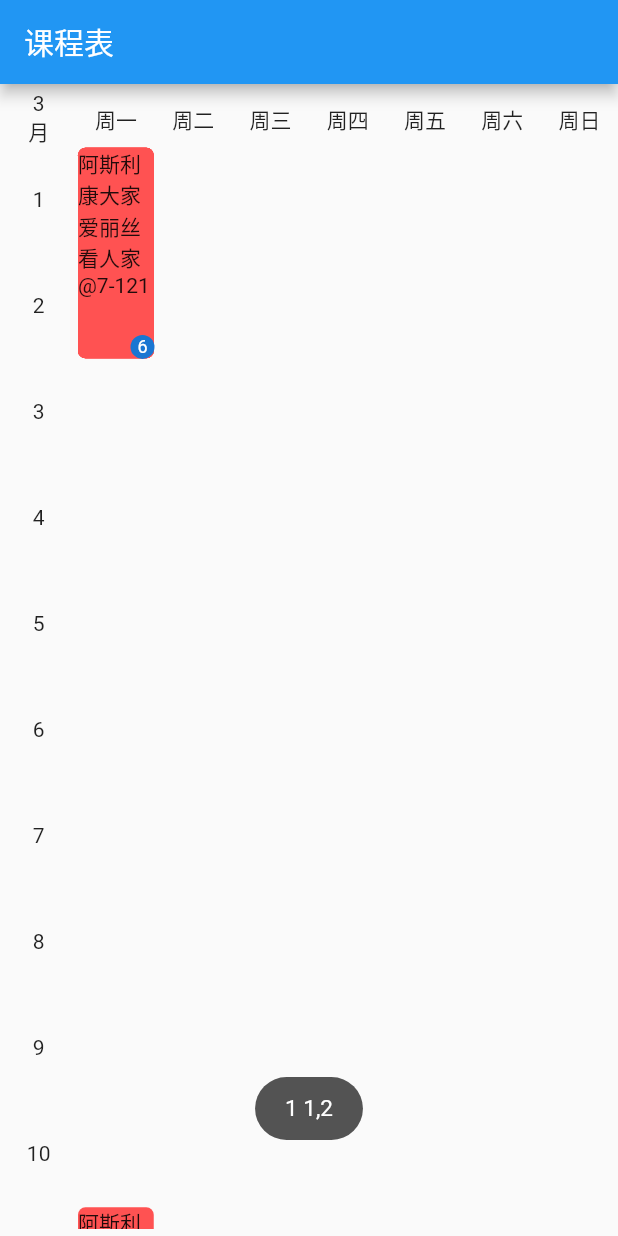
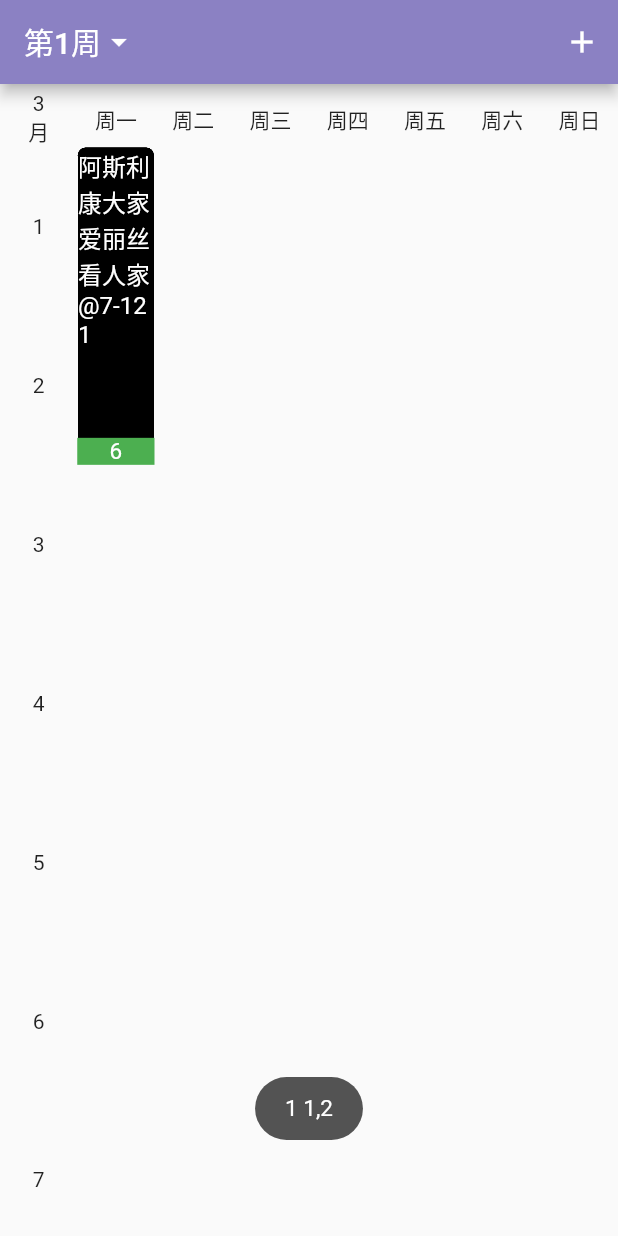
Before and after one commit to imere/syllabus, a Flutter app: the screen it shows after launch, after a tap on an icon or button, on a phone screen of 412 x 824 dp. Run offline on Flutter 3.47's test engine with Material 2 defaults, Android fonts, the phone set to English and light mode, and no system bars; drawn by our look-alikes of auto_size_text; our stand-ins replace shared_preferences, toast; missing offline and left inert: swipedetector.

Commit message:
fix and update

```diff
--- a/lib/content.dart
+++ b/lib/content.dart
@@ -1,8 +1,7 @@
 import 'package:flutter/material.dart';
-
-import './courses.dart';
-import './times.dart';
-import './weeks.dart' show weeks;
+import 'package:schedule/courses.dart';
+import 'package:schedule/times.dart';
+import 'package:schedule/weekdays.dart' show weekdays;
 
 class Content extends StatefulWidget {
   Content({Key key}) : super(key: key);
@@ -18,7 +17,10 @@ class _ContentState extends State<Content> {
   @override
   Widget build(BuildContext context) {
     _contentHeight =
-        MediaQuery.of(context).size.height * 1.2; // scale 1.2 is free to change
+        MediaQuery
+            .of(context)
+            .size
+            .height * 1.8; // scale is free to change
 
     return SingleChildScrollView(
       child: Row(
@@ -26,11 +28,12 @@ class _ContentState extends State<Content> {
           Expanded(
             child: Times(timesHeight: _contentHeight),
           ),
-        ]..addAll(weeks.map((weekday) {
+        ]
+          ..addAll(weekdays.map((weekday) {
             return Expanded(
               child: Courses(
                 coursesHeight: _contentHeight,
-                weekday: weeks.indexOf(weekday) + 1,
+                weekday: weekdays.indexOf(weekday) + 1,
               ),
             );
           })),
--- a/lib/course.model.dart
+++ b/lib/course.model.dart
@@ -1,5 +1,9 @@
 import 'package:flutter/material.dart';
+import 'package:json_annotation/json_annotation.dart';
+import 'package:schedule/utils/course_util.dart' show getValidCourses;
+import 'package:schedule/utils/util.dart' show generateCourses;
 
+@JsonSerializable(nullable: true)
 class CourseModel {
   /// [start] at column [weekday], span [step] blocks.
   CourseModel({
@@ -15,7 +19,17 @@ class CourseModel {
         assert(null != weekday),
         assert(null != weeks);
 
-  factory CourseModel.fromJson() {}
+  factory CourseModel.fromMap(Map<String, dynamic> json) {
+    return CourseModel(
+      name: json['name'] as String,
+      room: json['room'] as String,
+      teacher: json['teacher'] as String,
+      start: json['start'] as int,
+      step: json['step'] as int,
+      weekday: json['weekday'] as int,
+      weeks: json['weeks'] as List,
+    );
+  }
 
   String name;
   String room;
@@ -24,4 +38,38 @@ class CourseModel {
   int start;
   int step;
   List weeks;
+
+  Map<String, dynamic> toMap() =>
+      <String, dynamic>{
+        'name': this.name,
+        'room': this.room,
+        'teacher': this.teacher,
+        'start': this.start,
+        'step': this.step,
+        'weekday': this.weekday,
+        'weeks': this.weeks,
+      };
+
+  bool invalidOverlaps({
+    @required int weekday,
+    @required int start,
+    @required int step,
+  }) {
+    List<CourseModel> list = getValidCourses(
+      generateCourses(),
+      weekdays: [weekday],
+    );
+
+    return list.any((course) {
+      if ((start + step > course.start) &&
+          (start < course.start + course.step)) {
+        if (((start == course.start) && (step == course.step))) {
+          return false;
+        } else {
+          return true;
+        }
+      }
+      return false;
+    });
+  }
 }
--- a/lib/courses.dart
+++ b/lib/courses.dart
@@ -1,11 +1,10 @@
 import 'package:flutter/material.dart';
-
-import './course.model.dart';
-import './courses_item.dart';
-import './empty.model.dart';
-import './empty_box.dart';
-import './utils/course_util.dart' show processCourses;
-import './utils/util.dart' show getTotalCount, generateCourses;
+import 'package:schedule/course.model.dart';
+import 'package:schedule/courses_item.dart';
+import 'package:schedule/empty.model.dart';
+import 'package:schedule/empty_box.dart';
+import 'package:schedule/utils/course_util.dart' show getProcessedCourses;
+import 'package:schedule/utils/util.dart' show getTotalCount, generateCourses;
 
 class Courses extends StatefulWidget {
   Courses({
@@ -33,7 +32,7 @@ class _CoursesState extends State<Courses> {
 
     return SizedBox(
       height: widget.coursesHeight,
-      child: _buildCourseColumn(
+      child: CourseColumn(
         weekday: widget.weekday,
         minItemHeight: _minHeight,
       ),
@@ -41,14 +40,26 @@ class _CoursesState extends State<Courses> {
   }
 }
 
-Column _buildCourseColumn({
-  @required double minItemHeight,
-  @required int weekday,
-}) {
-  List c = processCourses(
+class CourseColumn extends StatefulWidget {
+  CourseColumn({
+    @required this.minItemHeight,
+    @required this.weekday,
+  });
+
+  final double minItemHeight;
+  final int weekday;
+
+  @override
+  State<StatefulWidget> createState() => _CourseColumnState();
+}
+
+class _CourseColumnState extends State<CourseColumn> {
+  @override
+  Widget build(BuildContext context) {
+    List c = getProcessedCourses(
       courses: generateCourses(),
-    weekday: weekday,
-    minHeight: minItemHeight,
+      weekday: widget.weekday,
+      minHeight: widget.minItemHeight,
     );
 
     return Column(
@@ -56,7 +67,7 @@ Column _buildCourseColumn({
         if (item is CourseModel) {
           return CourseItem(
             courseInfoList: [item],
-          minHeight: minItemHeight,
+            minHeight: widget.minItemHeight,
           );
         } else if (item is EmptyModel) {
           return EmptyBox(
@@ -68,7 +79,7 @@ Column _buildCourseColumn({
         } else if (item.cast<CourseModel>() is List<CourseModel>) {
           return CourseItem(
             courseInfoList: item.cast<CourseModel>(),
-          minHeight: minItemHeight,
+            minHeight: widget.minItemHeight,
           );
         } else {
           throw Exception('`item` type not supported ');
@@ -76,3 +87,4 @@ Column _buildCourseColumn({
       }).toList(),
     );
   }
+}
--- a/lib/courses_item.dart
+++ b/lib/courses_item.dart
@@ -1,8 +1,7 @@
 import 'package:flutter/material.dart';
+import 'package:schedule/course.model.dart';
+import 'package:schedule/courses_item_child.dart';
 import 'package:toast/toast.dart';
-
-import './course.model.dart';
-import './courses_item_child.dart';
 
 class CourseItem extends StatefulWidget {
   CourseItem({
@@ -45,13 +44,20 @@ class _CourseItemState extends State<CourseItem> {
             }),
           )..addAll(widget.courseInfoList.length > 1
               ? [
-            CircleAvatar(
-              maxRadius: 8.0,
-              child: Text(
-                '${widget.courseInfoList.length}',
-                style: TextStyle(fontSize: 12.0),
+            DecoratedBox(
+              decoration: BoxDecoration(color: Colors.green),
+              child: Container(
+                width: double.infinity,
+                child: Text(
+                  '${widget.courseInfoList.length}',
+                  textAlign: TextAlign.center,
+                  style: TextStyle(
+                    fontSize: 15.0,
+                    color: Colors.white,
+                  ),
+                ),
               ),
-            )
+            ),
           ]
               : []),
         ),
--- a/lib/courses_item_child.dart
+++ b/lib/courses_item_child.dart
@@ -1,7 +1,7 @@
 import 'package:auto_size_text/auto_size_text.dart';
 import 'package:flutter/material.dart';
-
-import './course.model.dart';
+import 'package:schedule/course.model.dart';
+import 'package:schedule/services/service.dart' show curWeek;
 
 class CourseItemChild extends StatefulWidget {
   CourseItemChild({
@@ -17,18 +17,33 @@ class CourseItemChild extends StatefulWidget {
 class _CourseItemChildState extends State<CourseItemChild> {
   @override
   Widget build(BuildContext context) {
+    bool isCurWeek = curWeek == widget.courseInfo.weekday;
+
     return Container(
       constraints: BoxConstraints(minHeight: double.infinity),
       margin: EdgeInsets.all(0.5),
       decoration: BoxDecoration(
-        color: Colors.redAccent,
+        color: isCurWeek ? Colors.black : Colors.grey,
         borderRadius: BorderRadius.all(Radius.circular(5.0)),
       ),
       child: AutoSizeText(
-        '${widget.courseInfo.name}@${widget.courseInfo.room} ${widget.courseInfo.teacher}',
-        minFontSize: 12,
-        maxLines: 6,
+        '${isCurWeek ? '' : '[非本周]'}${widget.courseInfo.name}@${widget
+            .courseInfo.room} ${widget.courseInfo.teacher}',
+        minFontSize: 12 *
+            MediaQuery
+                .of(context)
+                .size
+                .height /
+            MediaQuery
+                .of(context)
+                .size
+                .width /
+            1.5,
+        maxLines: 8,
         overflow: TextOverflow.ellipsis,
+        style: TextStyle(
+          color: isCurWeek ? Colors.white : Colors.white,
+        ),
       ),
     );
   }
--- a/lib/main.dart
+++ b/lib/main.dart
@@ -1,6 +1,9 @@
+import 'package:flutter/cupertino.dart';
 import 'package:flutter/material.dart';
-
-import './schedule.dart';
+import 'package:schedule/course_settings/course_settings.dart';
+import 'package:schedule/schedule.dart';
+import 'package:schedule/services/service.dart' show curWeek;
+import 'package:shared_preferences/shared_preferences.dart';
 
 Future<void> main() async {
   runApp(App());
@@ -29,11 +32,84 @@ class HomePage extends StatefulWidget {
 }
 
 class _HomePageState extends State<HomePage> {
+  int _week = 1;
+
+  void _changeWeek() {
+    showModalBottomSheet(
+        context: context,
+        builder: (ctx) {
+          return SizedBox(
+              height: 200,
+              child: CupertinoPicker(
+                itemExtent: 40,
+                looping: true,
+                onSelectedItemChanged: (idx) {
+                  setState(() {
+                    this._week = idx + 1;
+                    curWeek = this._week;
+                    _setCurWeek(curWeek);
+                  });
+                },
+                children: List.generate(30, (idx) => idx + 1)
+                    .map((v) =>
+                    Text(
+                      '$v',
+                      style: TextStyle(fontSize: 30),
+                    ))
+                    .toList(),
+              ));
+        });
+  }
+
+  void _setCurWeek(int week) {
+    SharedPreferences.getInstance().then((p) {
+      p.setInt('curWeek', week);
+    });
+  }
+
+  void loadCurWeek() {
+    SharedPreferences.getInstance().then((p) {
+      setState(() {
+        _week = p.getInt('curWeek') ?? 1;
+        curWeek = _week;
+      });
+    });
+  }
+
   @override
   Widget build(BuildContext context) {
+    loadCurWeek();
+
     return Scaffold(
       appBar: AppBar(
-        title: Text(widget.title),
+        title: GestureDetector(
+          child: Row(
+            children: <Widget>[
+              Text('第$_week周'),
+              Icon(Icons.arrow_drop_down),
+            ],
+          ),
+          onTap: _changeWeek,
+        ),
+        centerTitle: true,
+        backgroundColor: Color.fromARGB(
+            255, num.parse('0x8B'), num.parse('0x81'), num.parse('0xC3')),
+        brightness: Brightness.dark,
+        actions: <Widget>[
+          IconButton(
+            icon: Icon(Icons.add),
+            onPressed: () {
+              showDialog(
+                context: context,
+                builder: (BuildContext context) {
+                  return CourseSettings(
+                    title: '添加课程',
+                  );
+                },
+              );
+            },
+          )
+        ],
       ),
       body: Schedule(),
     );
--- a/lib/schedule.dart
+++ b/lib/schedule.dart
@@ -1,7 +1,6 @@
 import 'package:flutter/material.dart';
-
-import './content.dart';
-import './weeks.dart';
+import 'package:schedule/content.dart';
+import 'package:schedule/weekdays.dart';
 
 class Schedule extends StatefulWidget {
   Schedule({Key key}) : super(key: key);
@@ -13,7 +12,8 @@ class Schedule extends StatefulWidget {
 class _ScheduleState extends State<Schedule> {
   @override
   Widget build(BuildContext context) {
-    return Padding(
+    return Scaffold(
+      body: Padding(
         padding: EdgeInsets.symmetric(vertical: 5.0),
         child: Column(
           children: <Widget>[
@@ -23,6 +23,7 @@ class _ScheduleState extends State<Schedule> {
             ),
           ],
         ),
+      ),
     );
   }
 }
--- /dev/null
+++ b/lib/services/service.dart
@@ -0,0 +1,2 @@
+/// Current week
+int curWeek = 1;
--- a/lib/times.dart
+++ b/lib/times.dart
@@ -1,6 +1,5 @@
 import 'package:flutter/material.dart';
-
-import './utils/util.dart' show getTotalCount;
+import 'package:schedule/utils/util.dart' show getTotalCount;
 
 class Times extends StatefulWidget {
   Times({Key key, this.timesHeight}) : super(key: key);
--- a/lib/utils/course_util.dart
+++ b/lib/utils/course_util.dart
@@ -1,22 +1,31 @@
 import 'package:flutter/material.dart';
+import 'package:schedule/course.model.dart';
+import 'package:schedule/empty.model.dart';
+import 'package:schedule/utils/util.dart' show getTotalCount;
 
-import './util.dart' show getTotalCount;
-import '../course.model.dart';
-import '../empty.model.dart';
+List<CourseModel> getValidCourses(List<CourseModel> courses, {
+  List weekdays = const [1, 2, 3, 4, 5, 6, 7],
+}) {
+  if (courses.isEmpty) return [];
 
-List<CourseModel> _getSortedValidCourses(List<CourseModel> courses, {
+  List<CourseModel> ret = List.of(courses);
+
+  ret.removeWhere((course) {
+    return (course.start < 1) ||
+        (course.step < 1) ||
+        (course.start + course.step - 1 > getTotalCount()) ||
+        !weekdays.contains(course.weekday);
+  });
+
+  return ret;
+}
+
+List<CourseModel> getSortedValidCourses(List<CourseModel> courses, {
   List weekdays = const [1, 2, 3, 4, 5, 6, 7],
 }) {
   if (courses.length == 0) return [];
 
-  var list = List.of(courses);
-
-  /// `start` should not <1
-  list.removeWhere((course) {
-    return (course.start < 1) ||
-        (course.start + course.step - 1 > getTotalCount()) ||
-        !weekdays.contains(course.weekday);
-  });
+  List list = getValidCourses(courses, weekdays: weekdays);
 
   list.sort((a, b) => a.start - b.start);
 
@@ -26,14 +35,14 @@ List<CourseModel> _getSortedValidCourses(List<CourseModel> courses, {
 /// Fill [courses] with [EmptyModel] if needed,
 /// then return a new list of type [List<CourseModel|EmptyModel>].
 /// [EmptyModel] is used to construct [EmptyBox]
-List _getFilledCourses({
+List getFilledCourses({
   @required List<CourseModel> courses,
   @required double minHeight,
   @required int weekday,
 }) {
   if (courses.length == 0) return [];
 
-  List list = [];
+  List ret = [];
 
   int prevStart = 0;
   int prevStep = 1;
@@ -43,7 +52,7 @@ List _getFilledCourses({
   courses.forEach((course) {
     if (course.start > (prevStart + prevStep)) {
       // Fill with empty block if there is space between two courses
-      list.add(EmptyModel(
+      ret.add(EmptyModel(
         minHeight: minHeight,
         weekday: weekday,
         start: prevStart + prevStep,
@@ -56,12 +65,12 @@ List _getFilledCourses({
       prevStep = course.step;
     }
 
-    list.add(course);
+    ret.add(course);
   });
 
   // Fill with empty block if there is space at the end
   if (prevStart + prevStep - 1 < getTotalCount()) {
-    list.add(EmptyModel(
+    ret.add(EmptyModel(
       minHeight: minHeight,
       weekday: weekday,
       start: prevStart + prevStep,
@@ -69,7 +78,7 @@ List _getFilledCourses({
     ));
   }
 
-  return list;
+  return ret;
 }
 
 /// Process `courses: List<CourseModel|EmptyModel>`,
@@ -124,29 +133,32 @@ List _handleValidOverlayCourses(List courses) {
     });
   });
 
-  {
-    // Debug
-    for (var item in ret) {
-      if (item is CourseModel) {
-        /// In fact this is not reachable, because [CourseModel] are
-        /// all in the [List]
-        print('C : ${item.start} ${item.step}');
-      } else if (item is EmptyModel) {
-        print('E : ${item.start} ${item.step}');
-      } else {
-        print('L: $item');
-      }
-    }
-    print(ret.length);
-  }
+//  {
+//    // Debug
+//    for (var item in ret) {
+//      if (item is CourseModel) {
+//        /// In fact this is not reachable, because [CourseModel] are
+//        /// all in the [List]
+//        print('C : ${item.start} ${item.step}');
+//      } else if (item is EmptyModel) {
+//        print('E : ${item.start} ${item.step}');
+//      } else {
+//        print('L: $item');
+//      }
+//    }
+//    print(ret.length);
+//  }
 
   return ret;
 }
 
-List processCourses(
-    {List<CourseModel> courses, int weekday, double minHeight}) {
-  return _handleValidOverlayCourses(_getFilledCourses(
-    courses: _getSortedValidCourses(courses, weekdays: [weekday]),
+List getProcessedCourses({
+  List<CourseModel> courses = const [],
+  int weekday,
+  double minHeight,
+}) {
+  return _handleValidOverlayCourses(getFilledCourses(
+    courses: getSortedValidCourses(courses, weekdays: [weekday]),
     weekday: weekday,
     minHeight: minHeight,
   ));
--- a/lib/weeks.dart
+++ b/lib/weekdays.dart
@@ -1,14 +1,7 @@
 import 'package:flutter/material.dart';
+import 'package:schedule/utils/util.dart' show getWeekdays;
 
-final weeks = const [
-  '周一',
-  '周二',
-  '周三',
-  '周四',
-  '周五',
-  '周六',
-  '周日',
-];
+var weekdays = getWeekdays();
 
 class Weeks extends StatefulWidget {
   Weeks({Key key}) : super(key: key);
@@ -26,12 +19,13 @@ class _WeeksState extends State<Weeks> {
   Widget build(BuildContext context) {
     _totalWidth = MediaQuery.of(context).size.width;
     _totalHeight = MediaQuery.of(context).size.height;
-    _itemWidth = _totalWidth / (weeks.length + 1);
+    _itemWidth = _totalWidth / (weekdays.length + 1);
 
     return Row(
       children: <Widget>[
         _buildMonthColumn(width: _itemWidth),
-      ]..addAll(weeks.map((week) {
+      ]
+        ..addAll(weekdays.map((week) {
           return _buildWeekColumn(week: week, width: _itemWidth);
         })),
     );
--- a/pubspec.yaml
+++ b/pubspec.yaml
@@ -20,9 +20,11 @@ dependencies:
   flutter:
     sdk: flutter
   shared_preferences: ^0.5.1+2
+  sqflite: ^1.1.3
   android_alarm_manager: ^0.4.1+5
   auto_size_text: ^1.1.0
-  rxdart:
+  swipedetector: ^1.2.0
+  rxdart: ^0.21.0
   json_annotation: ^2.0.0
   toast: ^0.1.3
 
```
Also changed, not shown: build.yaml (added, +23 -0 lines), lib/course_settings/course_settings.dart (added, +305 -0 lines), lib/utils/util.dart (+33 -2 lines), pubspec.lock. Lines whose indentation alone changed are shown as unchanged.
